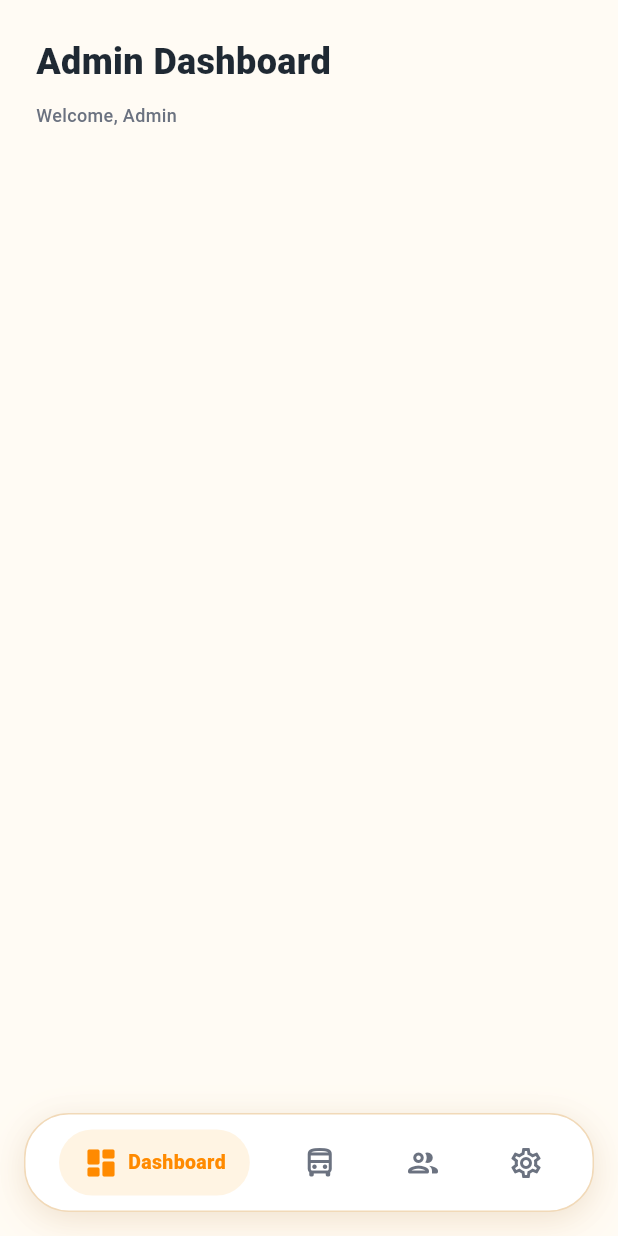
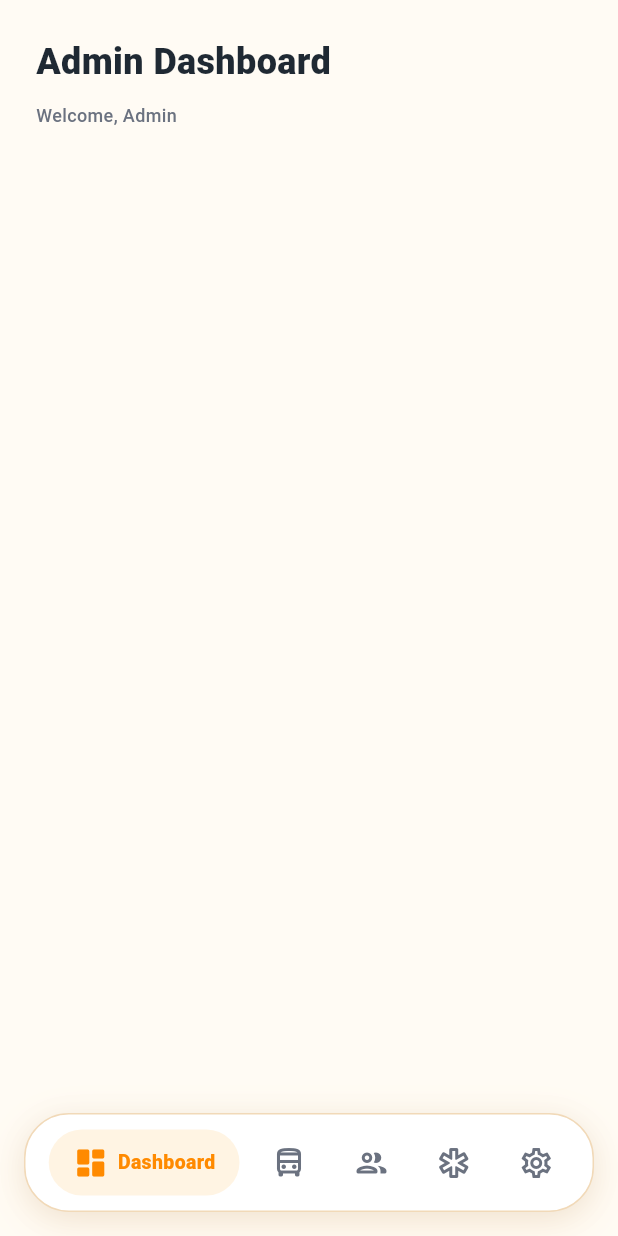
Before and after one commit to ingdia/safe_ride_app, a Flutter app: the AdminNavigationShell widget shown alone on an empty page, opened directly, on a phone screen of 412 x 824 dp. Run offline on Flutter 3.47's test engine with Material 3 defaults, Android fonts, the light colour scheme and no system bars; our stand-ins replace flutter_riverpod.

Commit message:
feat(admin): build emergency alert screen

```diff
--- a/lib/features/admin/presentation/screens/admin_navigation_shell.dart
+++ b/lib/features/admin/presentation/screens/admin_navigation_shell.dart
@@ -5,6 +5,7 @@ import '../../../../../shared/widgets/app_navigation_shell.dart';
 import '../providers/admin_navigation_provider.dart';
 import 'admin_dashboard_screen.dart';
 import 'admin_buses_screen.dart';
+import 'admin_emergency_screen.dart';
 import 'admin_users_screen.dart';
 import 'admin_settings_screen.dart';
 
@@ -28,6 +29,11 @@ class AdminNavigationShell extends ConsumerWidget {
       label: 'Users',
     ),
     AppNavItem(
+      icon: Icons.emergency_outlined,
+      activeIcon: Icons.emergency_rounded,
+      label: 'Emergency',
+    ),
+    AppNavItem(
       icon: Icons.settings_outlined,
       activeIcon: Icons.settings_rounded,
       label: 'Settings',
@@ -38,6 +44,7 @@ class AdminNavigationShell extends ConsumerWidget {
     AdminDashboardScreen(),
     AdminBusesScreen(),
     AdminUsersScreen(),
+    AdminEmergencyScreen(),
     AdminSettingsScreen(),
   ];
 
```
